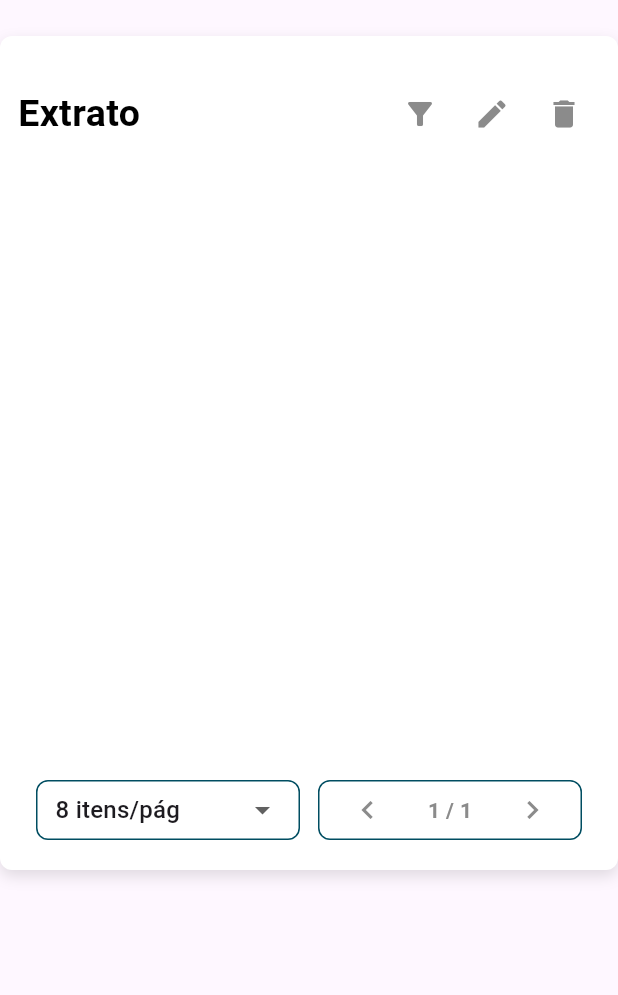
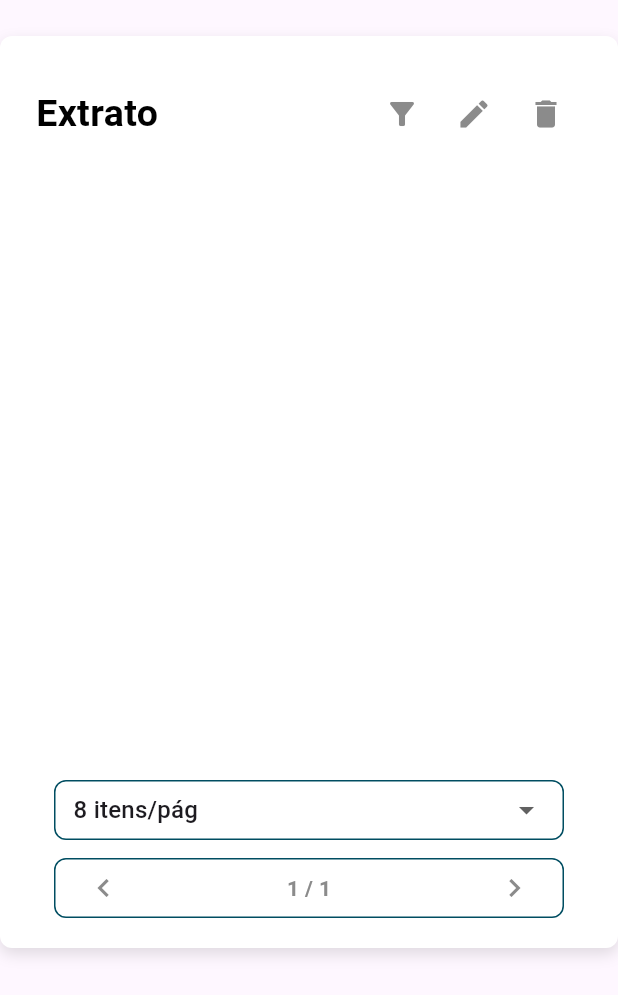
Before and after one commit to gioniemeyer/flutter_byte_bank, a Flutter app: the Statement widget shown alone on an empty page, opened directly, on a phone screen of 412 x 824 dp. Shown: the top 995 px of the screen. Run offline on Flutter 3.47's test engine with Material 3 defaults, Android fonts, the phone set to English and light mode, and no system bars; our stand-ins replace firebase_auth, firebase_core; accounts and stored records are empty.

Commit message:
adjusting container size

```diff
--- a/lib/statement/statement.dart
+++ b/lib/statement/statement.dart
@@ -109,8 +109,8 @@ class _StatementState extends State<Statement> {
     final paginated = filtered.sublist(start, end);
 
     return Container(
-      margin: const EdgeInsets.only(top: 24),
-      padding: const EdgeInsets.all(12), // igual ao CentralBox
+      margin: const EdgeInsets.only(top: 24, bottom: 24),
+      padding: const EdgeInsets.symmetric(vertical: 12, horizontal: 24),
       decoration: BoxDecoration(
         color: AppColors.primaryText,
         borderRadius: BorderRadius.circular(8),
@@ -335,9 +335,6 @@ class _StatementState extends State<Statement> {
             padding: const EdgeInsets.symmetric(vertical: 8, horizontal: 12),
             child: LayoutBuilder(
               builder: (context, constraints) {
-                // Divide a largura disponível em dois blocos iguais
-                final double boxWidth = (constraints.maxWidth - 12) / 2;
-
                 return Wrap(
                   alignment: WrapAlignment.center,
                   spacing: 12,
@@ -345,7 +342,6 @@ class _StatementState extends State<Statement> {
                   children: [
                     // === BOX 1: Itens por página ===
                     SizedBox(
-                      width: boxWidth,
                       child: Container(
                         height: 40,
                         padding: const EdgeInsets.symmetric(horizontal: 12),
@@ -383,7 +379,6 @@ class _StatementState extends State<Statement> {
 
                     // === BOX 2: Paginação ===
                     SizedBox(
-                      width: boxWidth,
                       child: Container(
                         height: 40,
                         padding: const EdgeInsets.symmetric(horizontal: 8),
--- a/lib/statement/statement_item.dart
+++ b/lib/statement/statement_item.dart
@@ -58,7 +58,6 @@ class StatementItem extends StatelessWidget {
       onTap: isClickable ? onClick : null,
       child: Container(
         margin: const EdgeInsets.all(8),
-        padding: const EdgeInsets.symmetric(horizontal: 8, vertical: 4),
         clipBehavior: Clip.hardEdge, // evita overflow visual no web
         decoration: BoxDecoration(
           color: isSelected ? AppColors.background : Colors.transparent,
```
